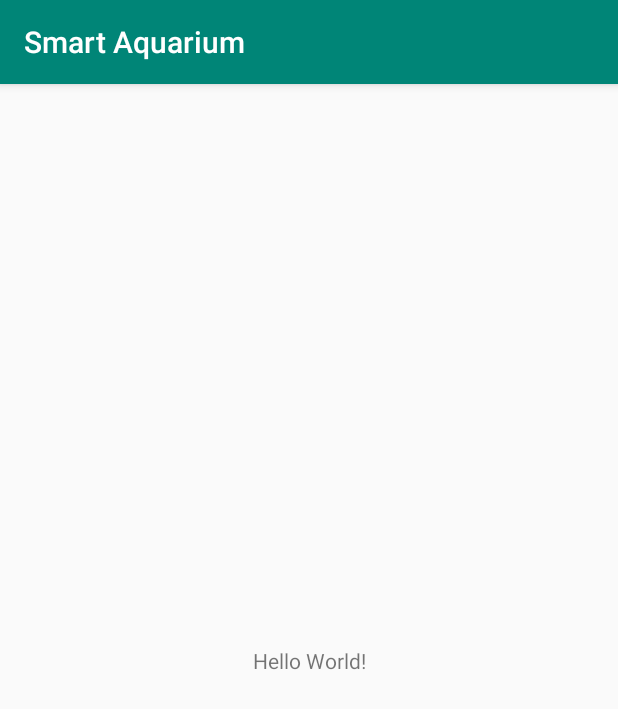
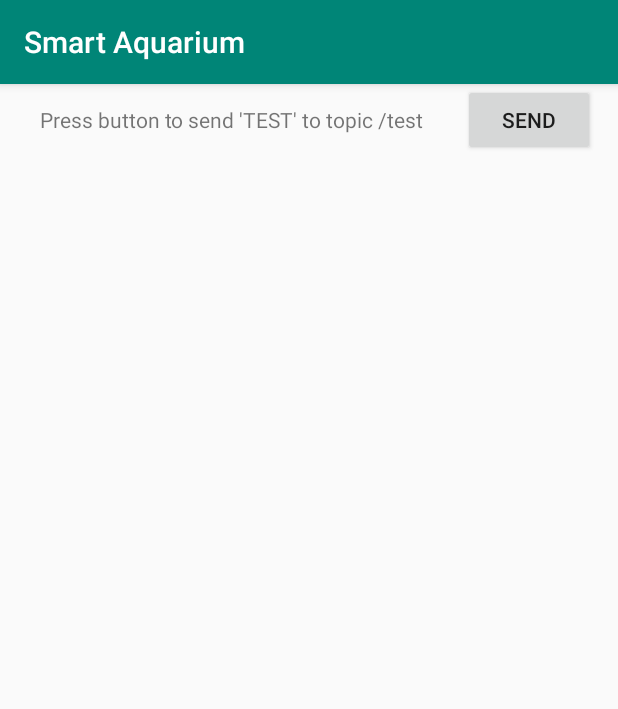
Before and after one commit to messbees/SmartAquarium, an Android app: the screen it shows after launch (MainActivity), on a phone screen of 412 x 824 dp. Shown: the top 709 px of the screen. Run offline under Robolectric (Android 15) with nearby library versions, the phone set to English and light mode, and no system bars.

Commit message:
add test layout

```diff
--- /dev/null
+++ b/app/src/main/java/com/messbees/smartaquarium/PahoMqttClient.java
@@ -0,0 +1,4 @@
+package com.messbees.smartaquarium;
+
+public class PahoMqttClient {
+}
--- a/app/src/main/res/layout/activity_main.xml
+++ b/app/src/main/res/layout/activity_main.xml
@@ -1,5 +1,5 @@
 <?xml version="1.0" encoding="utf-8"?>
-<android.support.constraint.ConstraintLayout
+<LinearLayout
     xmlns:android="http://schemas.android.com/apk/res/android"
     xmlns:tools="http://schemas.android.com/tools"
     xmlns:app="http://schemas.android.com/apk/res-auto"
@@ -10,10 +10,18 @@
     <TextView
         android:layout_width="wrap_content"
         android:layout_height="wrap_content"
-        android:text="Hello World!"
+        android:text="        Press button to send 'TEST' to topic /test        "
         app:layout_constraintBottom_toBottomOf="parent"
         app:layout_constraintLeft_toLeftOf="parent"
         app:layout_constraintRight_toRightOf="parent"
         app:layout_constraintTop_toTopOf="parent" />
 
-</android.support.constraint.ConstraintLayout>
+    <Button
+        android:id="@+id/buttonPublish"
+        android:layout_width="wrap_content"
+        android:layout_height="wrap_content"
+        android:text="SEND"
+        tools:layout_editor_absoluteX="161dp"
+        tools:layout_editor_absoluteY="260dp" />
+
+</LinearLayout>
```
